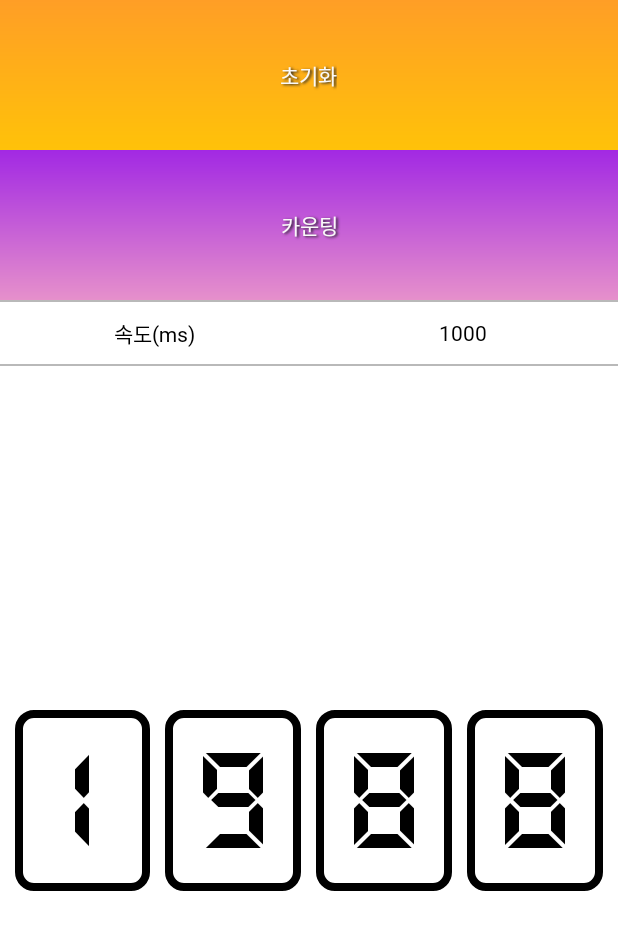
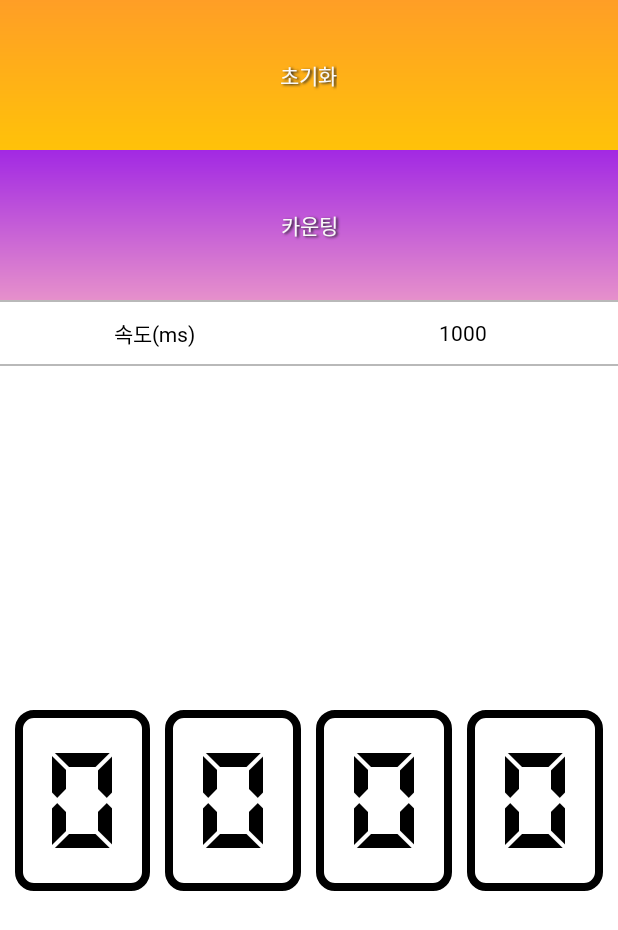
Before and after one commit to parksy0109/CountingView, an Android app: the screen it shows after launch (MainActivity), on a phone screen of 412 x 824 dp. Shown: the top 930 px of the screen. Run offline under Robolectric (Android 15) with nearby library versions, the phone set to English and light mode, and no system bars; our stand-ins replace data binding.

Commit message:
Fix
Layout 수정 및 ViewModel 데이터 초기화

```diff
--- a/app/src/main/java/com/github/parksy0109/CounterViewModel.kt
+++ b/app/src/main/java/com/github/parksy0109/CounterViewModel.kt
@@ -14,7 +14,7 @@ class CounterViewModel: ViewModel() {
     var increaseSpeed: Long = 1000
 
     init {
-        _currentCount.value = 1988
+        _currentCount.value = 0
     }
 
     fun increaseCount() {
--- a/app/src/main/java/com/github/parksy0109/MainActivity.kt
+++ b/app/src/main/java/com/github/parksy0109/MainActivity.kt
@@ -81,8 +81,8 @@ class MainActivity : AppCompatActivity() {
 
 
         counterViewModel.currentCount.observe(this) {
-            if(it == 999) {
-                Toast.makeText(this, "카운터 최대 값에 도달했습니다.",Toast.LENGTH_SHORT).show()
+            if(it == CounterViewModel.MAX_VALUE) {
+                Toast.makeText(this, "카운터 최대 값에 도달했습니다",Toast.LENGTH_SHORT).show()
             }
             val toNumberData = it.toNumberData()
             binding.tvThousands.text = toNumberData.thousands.toString()
--- a/app/src/main/res/layout-land/activity_main.xml
+++ b/app/src/main/res/layout-land/activity_main.xml
@@ -5,10 +5,18 @@
         android:layout_width="match_parent"
         android:layout_height="match_parent">
 
+        <LinearLayout
+            android:id="@+id/ll_top_button"
+            android:weightSum="2"
+            android:orientation="horizontal"
+            android:layout_width="match_parent"
+            android:layout_height="wrap_content">
+
             <RelativeLayout
+                android:layout_weight="1"
                 android:id="@+id/rl_initialize"
-            android:layout_width="match_parent"
-            android:layout_height="60sp"
+                android:layout_width="0dp"
+                android:layout_height="match_parent"
                 android:background="@drawable/ripple_initialize_background"
                 android:clickable="true"
                 android:focusable="true">
@@ -28,13 +36,13 @@
             </RelativeLayout>
 
             <RelativeLayout
+                android:layout_weight="1"
                 android:id="@+id/rl_counting"
                 android:clickable="true"
                 android:focusable="true"
-            android:layout_below="@id/rl_initialize"
                 android:background="@drawable/ripple_counting_background"
-            android:layout_width="match_parent"
-            android:layout_height="60sp">
+                android:layout_width="0dp"
+                android:layout_height="60dp">
 
                 <TextView
                     style="@style/shadow_font"
@@ -48,9 +56,13 @@
 
             </RelativeLayout>
 
+
+        </LinearLayout>
+
         <View
+
             android:id="@+id/view_first_line"
-            android:layout_below="@id/rl_counting"
+            android:layout_below="@id/ll_top_button"
             android:background="#B9B9B9"
             android:layout_width="match_parent"
             android:layout_height="1dp"/>
```
Lines whose indentation alone changed are shown as unchanged.
